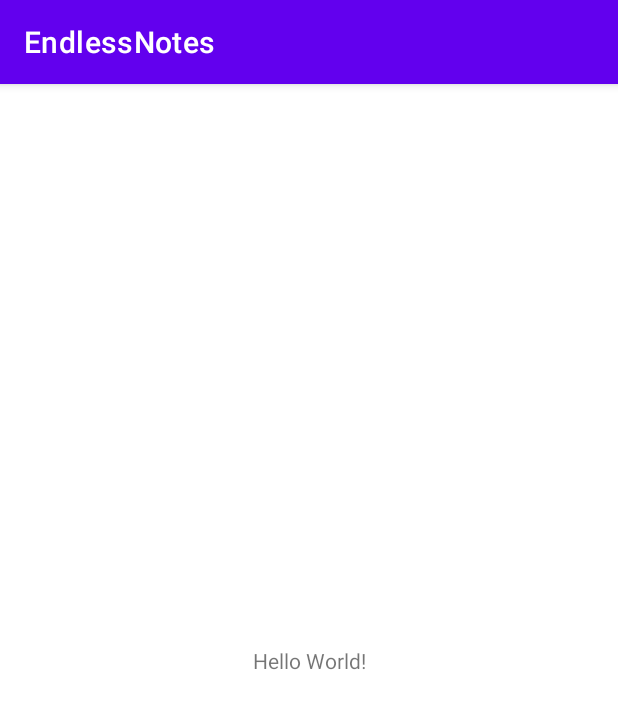
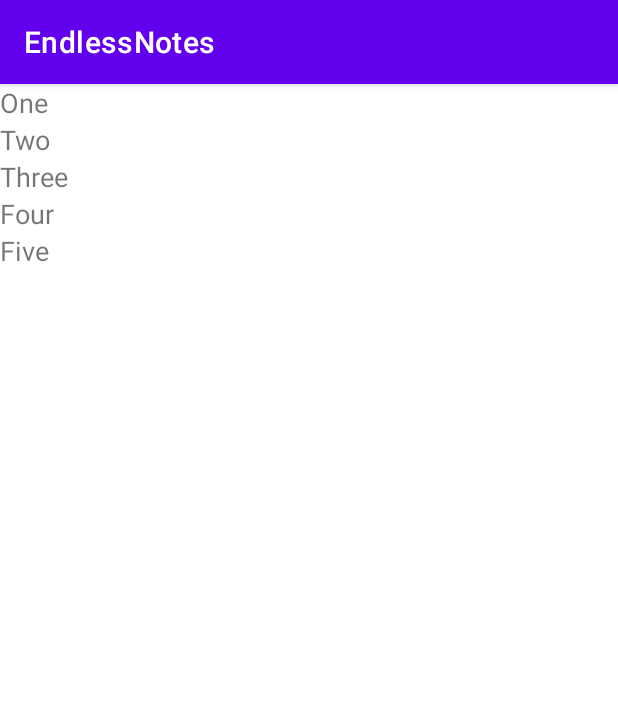
Before and after one commit to 7cigun/EndlessNotes, an Android app: the screen it shows after launch (MainActivity), on a phone screen of 412 x 824 dp. Shown: the top 709 px of the screen. Run offline under Robolectric (Android 15) with nearby library versions, the phone set to English and light mode, and no system bars.

Commit message:
Урок 10. Набросок списка.

```diff
--- a/app/build.gradle
+++ b/app/build.gradle
@@ -32,6 +32,7 @@ dependencies {
     implementation 'androidx.appcompat:appcompat:1.4.1'
     implementation 'com.google.android.material:material:1.5.0'
     implementation 'androidx.constraintlayout:constraintlayout:2.1.3'
+    implementation 'androidx.legacy:legacy-support-v4:1.0.0'
     testImplementation 'junit:junit:4.13.2'
     androidTestImplementation 'androidx.test.ext:junit:1.1.3'
     androidTestImplementation 'androidx.test.espresso:espresso-core:3.4.0'
--- a/app/src/main/java/ru/gb/endlessnotes/MainActivity.java
+++ b/app/src/main/java/ru/gb/endlessnotes/MainActivity.java
@@ -10,5 +10,9 @@ public class MainActivity extends AppCompatActivity {
     protected void onCreate(Bundle savedInstanceState) {
         super.onCreate(savedInstanceState);
         setContentView(R.layout.activity_main);
+
+        if(savedInstanceState==null){
+            getSupportFragmentManager().beginTransaction().replace(R.id.container, NotesFragment.newInstance()).commit();
+        }
     }
 }
--- /dev/null
+++ b/app/src/main/java/ru/gb/endlessnotes/NotesAdapter.java
@@ -0,0 +1,57 @@
+package ru.gb.endlessnotes;
+
+import android.view.LayoutInflater;
+import android.view.View;
+import android.view.ViewGroup;
+import android.widget.TextView;
+
+import androidx.annotation.NonNull;
+import androidx.recyclerview.widget.RecyclerView;
+
+public class NotesAdapter extends RecyclerView.Adapter<NotesAdapter.NotesViewHolder> {
+
+    private String[] data;
+
+    public void setData(String[] data) {
+        this.data = data;
+        notifyDataSetChanged();
+    }
+
+    NotesAdapter(String[] data){
+        this.data = data;
+    }
+
+    NotesAdapter(){
+    }
+
+    @NonNull
+    @Override
+    public NotesViewHolder onCreateViewHolder(@NonNull ViewGroup parent, int viewType) {
+        LayoutInflater layoutInflater = LayoutInflater.from(parent.getContext());
+        return new NotesViewHolder(layoutInflater.inflate(R.layout.fragment_notes_recycler_item, parent, false));
+    }
+
+    @Override
+    public void onBindViewHolder(@NonNull NotesViewHolder holder, int position) {
+        holder.bindContentWithLayout(data[position]);
+
+    }
+
+    @Override
+    public int getItemCount() {
+        return data.length;
+    }
+
+    class NotesViewHolder extends RecyclerView.ViewHolder {
+        private TextView textView;
+
+        public NotesViewHolder(@NonNull View itemView) {
+            super(itemView);
+            textView = (TextView) itemView;
+        }
+
+        public void bindContentWithLayout(String content) {
+            textView.setText(content);
+        }
+    }
+}
--- /dev/null
+++ b/app/src/main/java/ru/gb/endlessnotes/NotesFragment.java
@@ -0,0 +1,55 @@
+package ru.gb.endlessnotes;
+
+import android.os.Bundle;
+
+import androidx.annotation.NonNull;
+import androidx.annotation.Nullable;
+import androidx.fragment.app.Fragment;
+import androidx.recyclerview.widget.LinearLayoutManager;
+import androidx.recyclerview.widget.RecyclerView;
+
+import android.view.LayoutInflater;
+import android.view.View;
+import android.view.ViewGroup;
+
+public class NotesFragment extends Fragment {
+
+    NotesAdapter notesAdapter;
+
+    public static NotesFragment newInstance() {
+        NotesFragment fragment = new NotesFragment();
+        return fragment;
+    }
+
+    @Override
+    public View onCreateView(LayoutInflater inflater, ViewGroup container,
+                             Bundle savedInstanceState) {
+        // Inflate the layout for this fragment
+        return inflater.inflate(R.layout.fragment_notes, container, false);
+    }
+
+    @Override
+    public void onViewCreated(@NonNull View view, @Nullable Bundle savedInstanceState) {
+        super.onViewCreated(view, savedInstanceState);
+        initAdapter();
+        initRecycler(view);
+    }
+
+    void initAdapter() {
+        notesAdapter = new NotesAdapter();
+        notesAdapter.setData(getData());
+    }
+
+    void initRecycler(View view) {
+        RecyclerView recyclerView = view.findViewById(R.id.recyclerView);
+        LinearLayoutManager layoutManager = new LinearLayoutManager(getContext());
+        recyclerView.setLayoutManager(layoutManager);
+        recyclerView.setHasFixedSize(true);
+        recyclerView.setAdapter(notesAdapter);
+    }
+
+    String[] getData() {
+        String[] data = getResources().getStringArray(R.array.titles);
+        return data;
+    }
+}
--- a/app/src/main/res/layout/activity_main.xml
+++ b/app/src/main/res/layout/activity_main.xml
@@ -6,13 +6,9 @@
     android:layout_height="match_parent"
     tools:context=".MainActivity">
 
-    <TextView
-        android:layout_width="wrap_content"
-        android:layout_height="wrap_content"
-        android:text="Hello World!"
-        app:layout_constraintBottom_toBottomOf="parent"
-        app:layout_constraintLeft_toLeftOf="parent"
-        app:layout_constraintRight_toRightOf="parent"
-        app:layout_constraintTop_toTopOf="parent" />
+    <FrameLayout
+        android:id="@+id/container"
+        android:layout_width="match_parent"
+        android:layout_height="match_parent" />
 
 </androidx.constraintlayout.widget.ConstraintLayout>
--- /dev/null
+++ b/app/src/main/res/layout/fragment_notes.xml
@@ -0,0 +1,16 @@
+<?xml version="1.0" encoding="utf-8"?>
+<FrameLayout xmlns:android="http://schemas.android.com/apk/res/android"
+    xmlns:tools="http://schemas.android.com/tools"
+    android:layout_width="match_parent"
+    android:layout_height="match_parent"
+    xmlns:app="http://schemas.android.com/apk/res-auto"
+    tools:context=".NotesFragment">
+
+    <androidx.recyclerview.widget.RecyclerView
+        android:id="@+id/recyclerView"
+        app:layoutManager="androidx.recyclerview.widget.LinearLayoutManager"
+        android:layout_width="match_parent"
+        android:layout_height="match_parent"
+        tools:listitem="@layout/fragment_notes_recycler_item"/>
+
+</FrameLayout>
--- /dev/null
+++ b/app/src/main/res/layout/fragment_notes_recycler_item.xml
@@ -0,0 +1,7 @@
+<?xml version="1.0" encoding="utf-8"?>
+<TextView xmlns:android="http://schemas.android.com/apk/res/android"
+    android:id="@+id/textView"
+    android:layout_width="wrap_content"
+    android:layout_height="wrap_content"
+    android:textSize="@dimen/sizeItemList">
+</TextView>
--- /dev/null
+++ b/app/src/main/res/values/arrays.xml
@@ -0,0 +1,10 @@
+<?xml version="1.0" encoding="utf-8"?>
+<resources>
+    <string-array name="titles">
+        <item>One</item>
+        <item>Two</item>
+        <item>Three</item>
+        <item>Four</item>
+        <item>Five</item>
+    </string-array>
+</resources>
--- /dev/null
+++ b/app/src/main/res/values/dimens.xml
@@ -0,0 +1,4 @@
+<?xml version="1.0" encoding="utf-8"?>
+<resources>
+    <dimen name="sizeItemList">18sp</dimen>
+</resources>
--- a/app/src/main/res/values/strings.xml
+++ b/app/src/main/res/values/strings.xml
@@ -1,3 +1,5 @@
 <resources>
     <string name="app_name">EndlessNotes</string>
+    <!-- TODO: Remove or change this placeholder text -->
+    <string name="hello_blank_fragment">Hello blank fragment</string>
 </resources>
```
